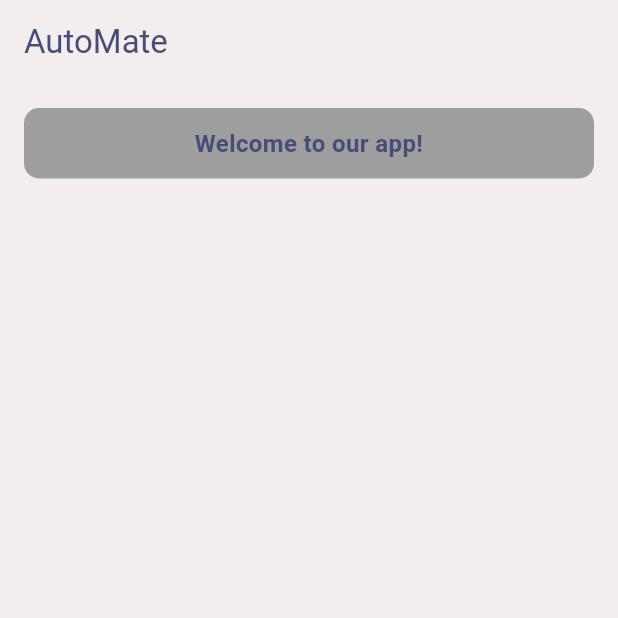
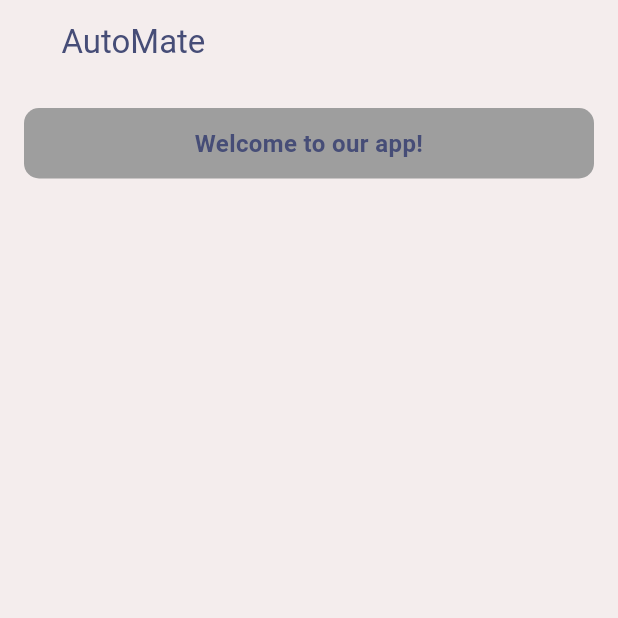
Before and after one commit to mcioc21/automate, a Flutter app: the screen it shows once a user with an empty profile is signed in, on a phone screen of 412 x 824 dp, the top half of it. Run offline on Flutter 3.47's test engine with Material 3 defaults, Android fonts, the phone set to English and light mode, and no system bars; our stand-ins replace firebase_auth, firebase_core, shared_preferences; accounts and stored records are empty.

```diff
--- a/lib/home.dart
+++ b/lib/home.dart
@@ -36,8 +36,11 @@ class _MyHomeScreenState extends State<HomeScreen> {
 
     return Scaffold(
       appBar: AppBar(
-        title: const Text('AutoMate'),
-        automaticallyImplyLeading: false,
+        title: Container(
+          padding: const EdgeInsets.only(left: 25.0),  // Adjust this value to move the title further right
+          child: const Text('AutoMate'),
+        ),
+        automaticallyImplyLeading: false,  // Remove the back button
       ),
       body: _pages[_selectedIndex],
       bottomNavigationBar: BottomNavigationBar(
```
Also changed, not shown: lib/homeOptions/garage_page.dart (+42 -0 lines), lib/homeOptions/profile_page.dart (+20 -1 lines), lib/homeOptions/vehicle.dart (+10 -2 lines).
